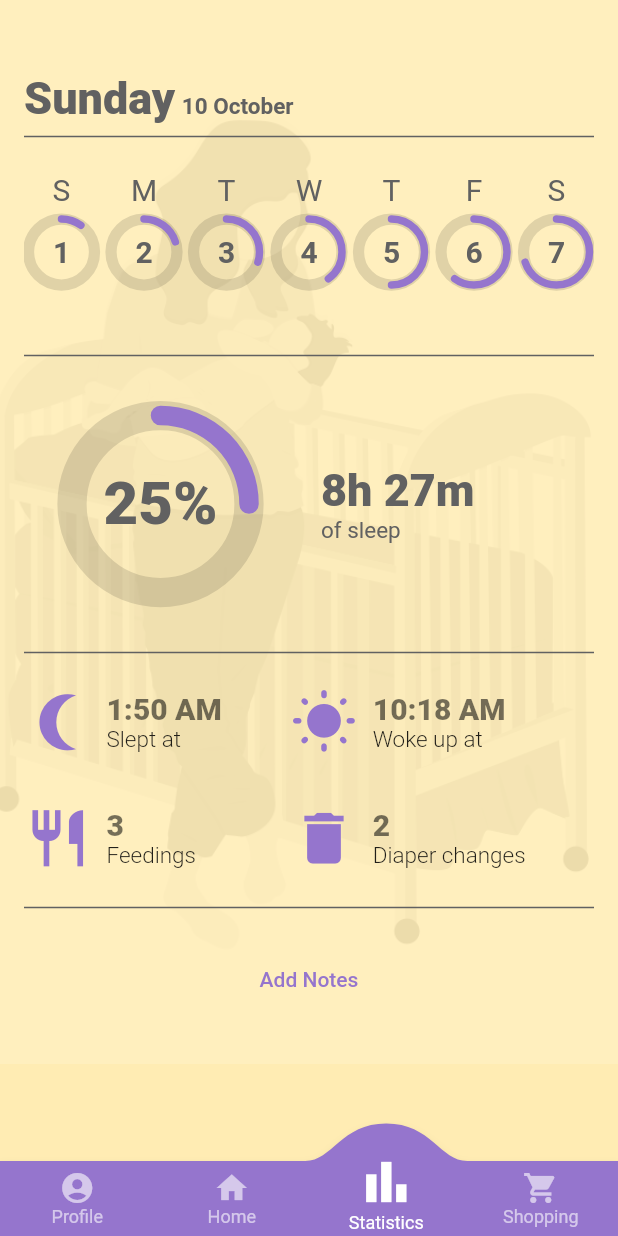
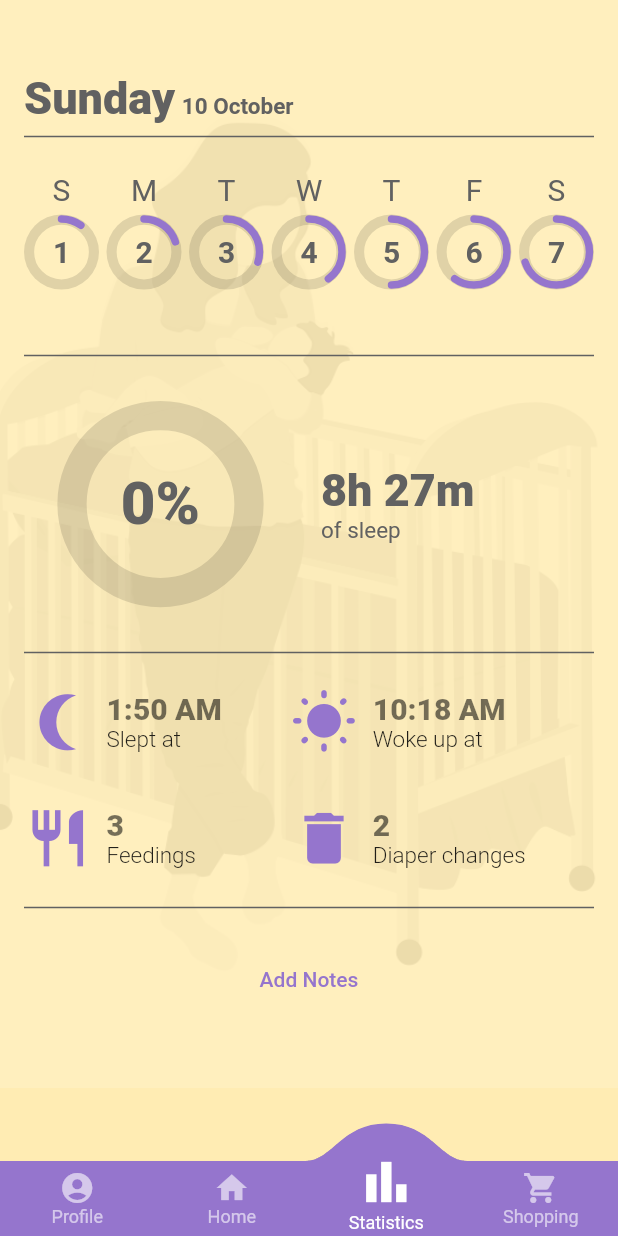
Before and after one commit to acm-projects/BabyQuest, a Flutter app: the screen it shows once a user with an empty profile is signed in, item 3 of the bottom bar chosen, on a phone screen of 412 x 824 dp. Run offline on Flutter 3.47's test engine with Material 2 defaults, Android fonts, the phone set to English and light mode, and no system bars; drawn by our look-alikes of convex_bottom_bar; our stand-ins replace cloud_firestore, firebase_auth, firebase_core, flutter_spinkit, flutter_svg, font_awesome_flutter and 3 more; accounts and stored records are empty; network calls fail.

Commit message:
changed to pageview

```diff
--- a/client/lib/pages/main/main_wrapper.dart
+++ b/client/lib/pages/main/main_wrapper.dart
@@ -14,8 +14,9 @@ class MainWrapper extends StatefulWidget {
 }
 
 class _MainWrapperState extends State<MainWrapper> {
-  int currentIndex = 1;
-  final screens = [
+  PageController pageController = PageController(initialPage: 1);
+
+  final pages = [
     const ProfilePage(),
     const HomePage(),
     const StatisticsPage(),
@@ -25,21 +26,23 @@ class _MainWrapperState extends State<MainWrapper> {
   @override
   Widget build(BuildContext context) {
     return Scaffold(
-      body: IndexedStack(
-        index: currentIndex,
-        children: screens,
+      body: PageView(
+        physics: const NeverScrollableScrollPhysics(),
+        controller: pageController,
+        children: pages,
       ),
       bottomNavigationBar: ConvexAppBar(
+        initialActiveIndex: 1,
+        elevation: 0,
         backgroundColor: Theme.of(context).colorScheme.primary,
         style: TabStyle.react,
-        initialActiveIndex: currentIndex,
-        onTap: (index) => setState(() => currentIndex = index),
         items: const [
           TabItem(icon: Icons.account_circle, title: 'Profile'),
           TabItem(icon: Icons.home, title: 'Home'),
           TabItem(icon: Icons.bar_chart, title: 'Statistics'),
           TabItem(icon: Icons.shopping_cart, title: 'Shopping'),
         ],
+        onTap: (index) => pageController.jumpToPage(index),
       ),
     );
   }
--- a/client/lib/pages/main/profile_page.dart
+++ b/client/lib/pages/main/profile_page.dart
@@ -15,7 +15,6 @@ class ProfilePage extends StatelessWidget {
         children: [
           Expanded(
             child: ListView(
-              physics: const ClampingScrollPhysics(),
               padding: EdgeInsets.zero,
               children: [
                 AspectRatio(
--- a/client/lib/pages/main/statistics_page.dart
+++ b/client/lib/pages/main/statistics_page.dart
@@ -10,14 +10,13 @@ class StatisticsPage extends StatefulWidget {
 }
 
 class _StatisticsPageState extends State<StatisticsPage> {
-  int _index = 0;
+  final ValueNotifier<int> _index = ValueNotifier<int>(0);
   PageController pageController = PageController(viewportFraction: 1);
 
   @override
   Widget build(BuildContext context) {
     return Scaffold(
       body: ListView(
-        physics: const ClampingScrollPhysics(),
         padding: EdgeInsets.zero,
         children: [
           Container(
@@ -74,11 +73,10 @@ class _StatisticsPageState extends State<StatisticsPage> {
                     child: PageView.builder(
                       itemCount: null,
                       controller: pageController,
-                      onPageChanged: (int index) =>
-                          setState(() => _index = index),
+                      onPageChanged: (int index) => _index.value = index,
                       itemBuilder: (context, index) {
                         return Transform.scale(
-                          scale: index == _index ? 1 : .97,
+                          scale: index == _index.value ? 1 : .97,
                           child: Padding(
                             padding: const EdgeInsets.symmetric(vertical: 16),
                             child: Row(
@@ -153,12 +151,16 @@ class _StatisticsPageState extends State<StatisticsPage> {
                           height: 150,
                           width: 150,
                           padding: const EdgeInsets.all(16),
-                          child: FractionCircle(
+                          child: ValueListenableBuilder(
+                            valueListenable: _index,
+                            builder:
+                                (BuildContext context, value, Widget? child) {
+                              return FractionCircle(
                                 backgroundCircleColor: Colors.black12,
-                            fraction: .25,
+                                fraction: (_index.value % 10) / 10,
                                 strokeWidth: 13,
                                 child: Text(
-                              '25%',
+                                  '${(_index.value % 10) * 10}%',
                                   style: TextStyle(
                                       fontSize: 40,
                                       fontWeight: FontWeight.w900,
@@ -166,6 +168,8 @@ class _StatisticsPageState extends State<StatisticsPage> {
                                           .colorScheme
                                           .onBackground),
                                 ),
+                              );
+                            },
                           ),
                         ),
                         const SizedBox(
@@ -254,7 +258,7 @@ class _StatisticsPageState extends State<StatisticsPage> {
                     thickness: 1,
                   ),
                   Padding(
-                    padding: const EdgeInsets.only(top: 16, bottom: 32),
+                    padding: const EdgeInsets.only(top: 16, bottom: 48),
                     child: TextButton(
                       onPressed: () {},
                       child: Text(
@@ -304,9 +308,13 @@ class DayCircle extends StatelessWidget {
                 color: Theme.of(context).colorScheme.onBackground),
           ),
         ),
-        InkWell(
+        ClipOval(
+          child: Material(
+            color: Colors.transparent,
+            child: InkWell(
               onTap: onTap,
               child: Ink(
+                decoration: const ShapeDecoration(shape: CircleBorder()),
                 width: smallCircleDiameter,
                 height: smallCircleDiameter,
                 padding: const EdgeInsets.all(3),
@@ -325,6 +333,8 @@ class DayCircle extends StatelessWidget {
                 ),
               ),
             ),
+          ),
+        ),
       ],
     );
   }
--- a/client/lib/widgets/fraction_circle.dart
+++ b/client/lib/widgets/fraction_circle.dart
@@ -3,7 +3,7 @@ import 'dart:math' as math;
 import 'package:flutter/cupertino.dart';
 import 'package:flutter/material.dart';
 
-class FractionCircle extends StatelessWidget {
+class FractionCircle extends StatefulWidget {
   const FractionCircle(
       {Key? key,
       this.primaryCircleColor,
@@ -22,20 +22,25 @@ class FractionCircle extends StatelessWidget {
   final double fraction;
 
   @override
+  _FractionCircleState createState() => _FractionCircleState();
+}
+
+class _FractionCircleState extends State<FractionCircle> {
+  @override
   Widget build(BuildContext context) {
     final Color primaryCircleColor =
-        this.primaryCircleColor ?? Theme.of(context).colorScheme.primary;
-    final Color backgroundCircleColor = this.backgroundCircleColor ??
+        widget.primaryCircleColor ?? Theme.of(context).colorScheme.primary;
+    final Color backgroundCircleColor = widget.backgroundCircleColor ??
         Theme.of(context).colorScheme.onBackground;
 
     return CustomPaint(
       painter: ArcPainter(
           primaryArcColor: primaryCircleColor,
           backgroundArcColor: backgroundCircleColor,
-          strokeWidth: strokeWidth,
-          fraction: fraction),
+          strokeWidth: widget.strokeWidth,
+          fraction: widget.fraction),
       child: Center(
-        child: child,
+        child: widget.child,
       ),
     );
   }
```
Also changed, not shown: client/lib/pages/splash_page.dart (+17 -22 lines). Lines whose indentation alone changed are shown as unchanged.
